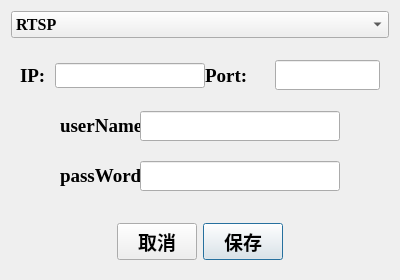
Before: the Qt Designer form src/addVideoDevice/addVideo.ui in Zhou-wy/VideoManagementPlatform, drawn with Qt 5.
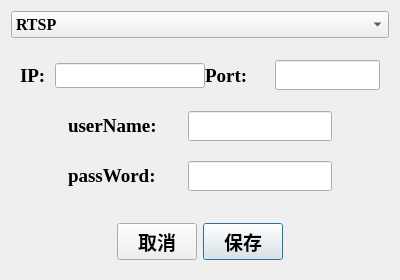
After: the same form once the commit is applied.

```diff
--- a/src/addVideoDevice/addVideo.ui
+++ b/src/addVideoDevice/addVideo.ui
@@ -172,7 +172,7 @@
            <bold>true</bold>
           </font>
          </property>
-         <layout class="QHBoxLayout" name="horizontalLayout_2" stretch="0,1,3,0">
+         <layout class="QHBoxLayout" name="horizontalLayout_2" stretch="1,1,3,1">
           <property name="spacing">
            <number>0</number>
           </property>
@@ -205,13 +205,13 @@
            <widget class="QLabel" name="label_2">
             <property name="minimumSize">
              <size>
-              <width>80</width>
+              <width>120</width>
               <height>40</height>
              </size>
             </property>
             <property name="maximumSize">
              <size>
-              <width>80</width>
+              <width>120</width>
               <height>40</height>
              </size>
             </property>
@@ -278,7 +278,7 @@
            <bold>true</bold>
           </font>
          </property>
-         <layout class="QHBoxLayout" name="horizontalLayout_3" stretch="0,1,3,0">
+         <layout class="QHBoxLayout" name="horizontalLayout_3" stretch="1,1,3,1">
           <property name="spacing">
            <number>0</number>
           </property>
@@ -311,13 +311,13 @@
            <widget class="QLabel" name="label_3">
             <property name="minimumSize">
              <size>
-              <width>80</width>
+              <width>120</width>
               <height>40</height>
              </size>
             </property>
             <property name="maximumSize">
              <size>
-              <width>80</width>
+              <width>120</width>
               <height>40</height>
              </size>
             </property>
@@ -350,6 +350,12 @@
               <bold>true</bold>
              </font>
             </property>
+            <property name="contextMenuPolicy">
+             <enum>Qt::DefaultContextMenu</enum>
+            </property>
+            <property name="echoMode">
+             <enum>QLineEdit::Password</enum>
+            </property>
            </widget>
           </item>
           <item>
```
